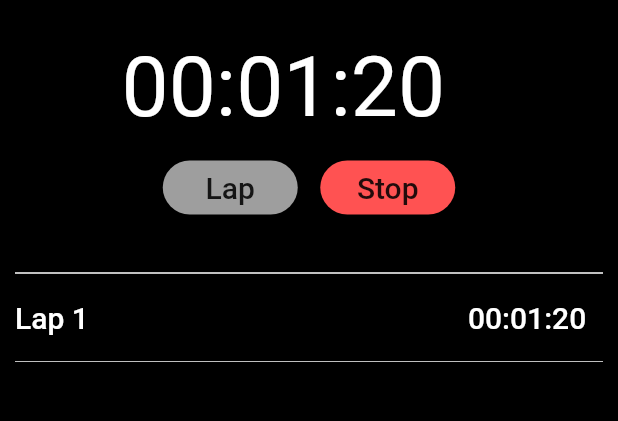
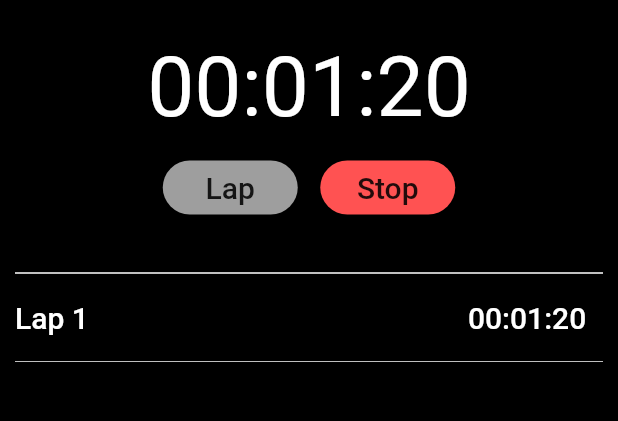
Before and after one commit to johnsonkevinleeGit/stopwatch, a Flutter app: the screen it shows after launch, after a tap on "Start", on a phone screen of 412 x 824 dp, the part 84-505 px from its top. Run offline on Flutter 3.47's test engine with Material 2 defaults, Android fonts, the phone set to English and light mode, and no system bars.

Commit message:
fix alignment of timer text

```diff
--- a/stopwatch_application/lib/main.dart
+++ b/stopwatch_application/lib/main.dart
@@ -57,8 +57,7 @@ class _MyHomePageState extends State<MyHomePage> {
           crossAxisAlignment: CrossAxisAlignment.stretch,
           children: [
             const SizedBox(height: 25),
-            Center(
-              child: SizedBox(
+            SizedBox(
               width: 250,
               child: Text(
                 formatTimerDuration(mainDuration),
@@ -66,7 +65,7 @@ class _MyHomePageState extends State<MyHomePage> {
                     .textTheme
                     .headline2
                     ?.copyWith(color: Colors.white),
-                ),
+                textAlign: TextAlign.center,
               ),
             ),
             const SizedBox(height: 10),
```
Lines whose indentation alone changed are shown as unchanged.
